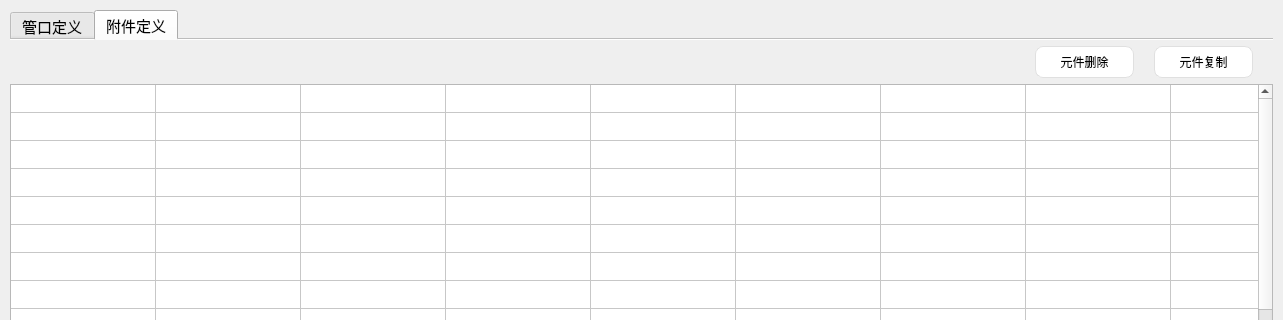
First picture: the form in modules/guankoudingyi/ui/pipe_attachment_define.ui, repository coconutwatersysdmg/DongLanpec, before the edit; both pictures show x 0 to 1283 and y 0 to 320 of the 1283 by 838 pixel window.
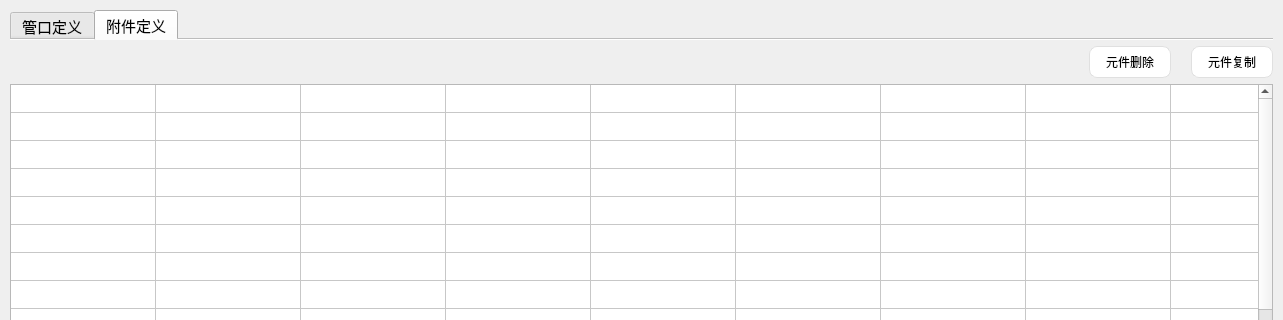
Second picture: the form after the edit. The open tabs and pages were chosen to show the change. Icons and pictures are not drawn.

What changed in the file:
```diff
--- a/modules/guankoudingyi/ui/pipe_attachment_define.ui
+++ b/modules/guankoudingyi/ui/pipe_attachment_define.ui
@@ -669,7 +669,7 @@
           <number>6</number>
          </property>
          <item>
-          <layout class="QHBoxLayout" name="horizontalLayout_2" stretch="0,0,0,0,0,0,7,1,1">
+          <layout class="QHBoxLayout" name="horizontalLayout_2" stretch="0,0,0,0,0,0,0,0,0">
            <property name="spacing">
             <number>20</number>
            </property>
@@ -677,7 +677,7 @@
             <number>20</number>
            </property>
            <property name="rightMargin">
-            <number>20</number>
+            <number>0</number>
            </property>
            <item>
             <widget class="QPushButton" name="pic_anshizhizuo">
@@ -798,7 +798,7 @@
             <widget class="QPushButton" name="pushButton_attachment_delete">
              <property name="maximumSize">
               <size>
-               <width>110</width>
+               <width>16777215</width>
                <height>16777215</height>
               </size>
              </property>
@@ -848,7 +848,7 @@
             <widget class="QPushButton" name="pushButton_attachment_copy">
              <property name="maximumSize">
               <size>
-               <width>110</width>
+               <width>16777215</width>
                <height>16777215</height>
               </size>
              </property>
```
